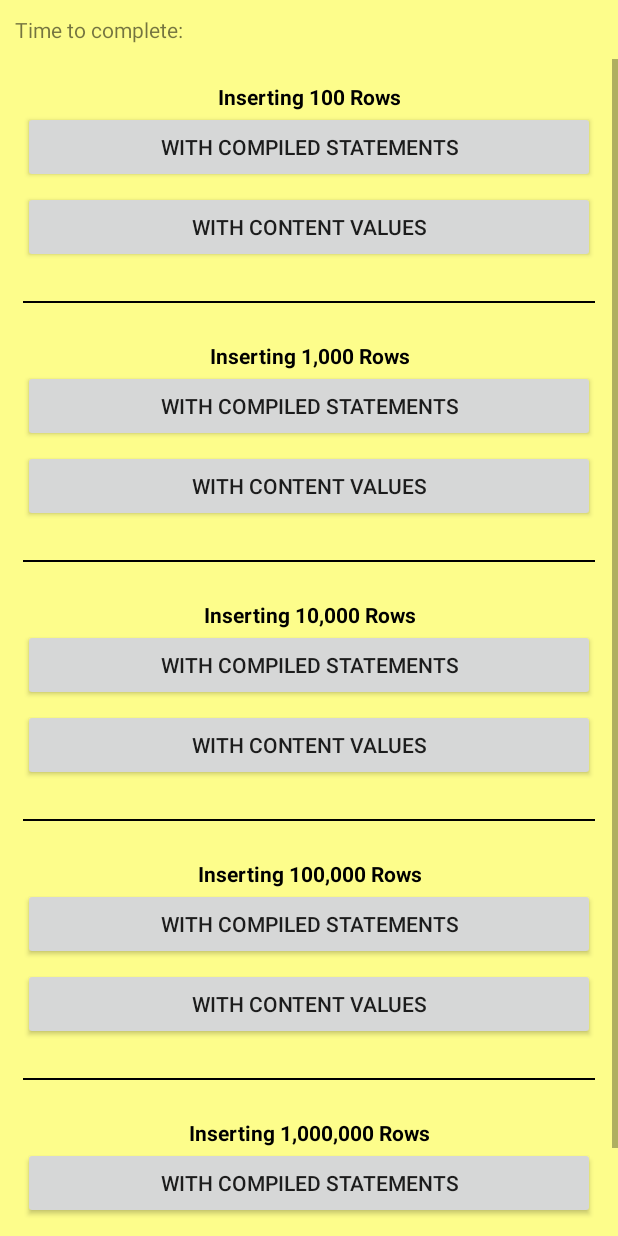
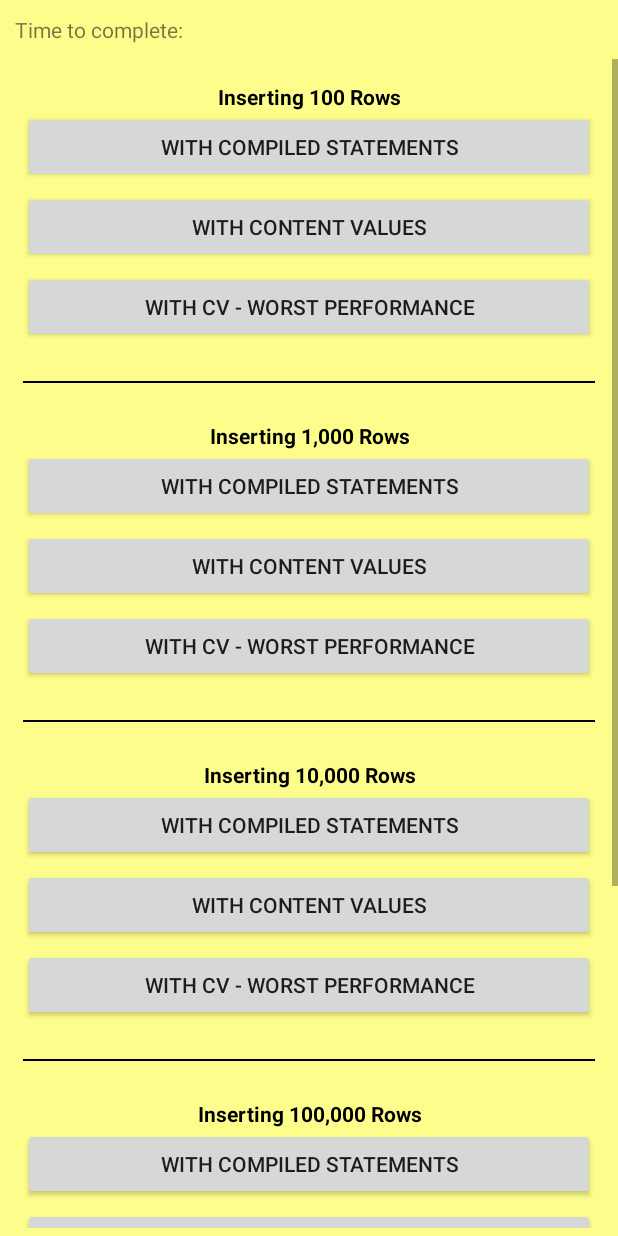
Before and after one commit to alphonzo79/LessonsLearned, an Android app: the SqlPerformanceActivity screen opened directly, with no data from a screen before it, on a phone screen of 412 x 824 dp. Run offline under Robolectric (Android 15) with nearby library versions, the phone set to English and light mode, and no system bars.

Commit message:
One more fix to Sql performance example to more closely match the original scenario

```diff
--- a/LessonsLearnedExamples/app/src/main/res/layout/activity_sql_performance.xml
+++ b/LessonsLearnedExamples/app/src/main/res/layout/activity_sql_performance.xml
@@ -55,6 +55,14 @@
                 android:onClick="onClick"
                 android:text="@string/sql_with_cv"/>
 
+            <Button
+                android:id="@+id/cv_100_worst"
+                android:layout_width="match_parent"
+                android:layout_height="wrap_content"
+                android:layout_marginTop="5dp"
+                android:onClick="onClick"
+                android:text="@string/sql_cv_worst"/>
+
             <View
                 android:layout_width="match_parent"
                 android:layout_height="1dp"
@@ -84,6 +92,14 @@
                 android:layout_marginTop="5dp"
                 android:onClick="onClick"
                 android:text="@string/sql_with_cv"/>
+
+            <Button
+                android:id="@+id/cv_1000_worst"
+                android:layout_width="match_parent"
+                android:layout_height="wrap_content"
+                android:layout_marginTop="5dp"
+                android:onClick="onClick"
+                android:text="@string/sql_cv_worst"/>
 
             <View
                 android:layout_width="match_parent"
@@ -115,6 +131,14 @@
                 android:onClick="onClick"
                 android:text="@string/sql_with_cv"/>
 
+            <Button
+                android:id="@+id/cv_10000_worst"
+                android:layout_width="match_parent"
+                android:layout_height="wrap_content"
+                android:layout_marginTop="5dp"
+                android:onClick="onClick"
+                android:text="@string/sql_cv_worst"/>
+
             <View
                 android:layout_width="match_parent"
                 android:layout_height="1dp"
@@ -144,6 +168,14 @@
                 android:layout_marginTop="5dp"
                 android:onClick="onClick"
                 android:text="@string/sql_with_cv"/>
+
+            <Button
+                android:id="@+id/cv_100000_worst"
+                android:layout_width="match_parent"
+                android:layout_height="wrap_content"
+                android:layout_marginTop="5dp"
+                android:onClick="onClick"
+                android:text="@string/sql_cv_worst"/>
 
             <View
                 android:layout_width="match_parent"
@@ -175,6 +207,14 @@
                 android:onClick="onClick"
                 android:text="@string/sql_with_cv"/>
 
+            <Button
+                android:id="@+id/cv_1000000_worst"
+                android:layout_width="match_parent"
+                android:layout_height="wrap_content"
+                android:layout_marginTop="5dp"
+                android:onClick="onClick"
+                android:text="@string/sql_cv_worst"/>
+
         </LinearLayout>
 
     </ScrollView>
--- a/LessonsLearnedExamples/app/src/main/res/values/strings.xml
+++ b/LessonsLearnedExamples/app/src/main/res/values/strings.xml
@@ -11,6 +11,7 @@
     <string name="label_100000_rows">Inserting 100,000 Rows</string>
     <string name="label_1000000_rows">Inserting 1,000,000 Rows</string>
     <string name="sql_with_cv">With Content Values</string>
+    <string name="sql_cv_worst">With CV - Worst Performance</string>
     <string name="sql_with_raw">With Compiled Statements</string>
     <string name="sql_clear">Clean Up After Yourself</string>
     <string name="time_to_complete">Time to complete:</string>
```
Also changed, not shown: LessonsLearnedExamples/app/src/main/java/rowley/lessonslearnedexamples/sql_performance/SqlPerformanceActivity.java (+32 -13 lines), LessonsLearnedExamples/app/src/main/java/rowley/lessonslearnedexamples/sql_performance/SqlPerformanceDao.java (+27 -0 lines).
